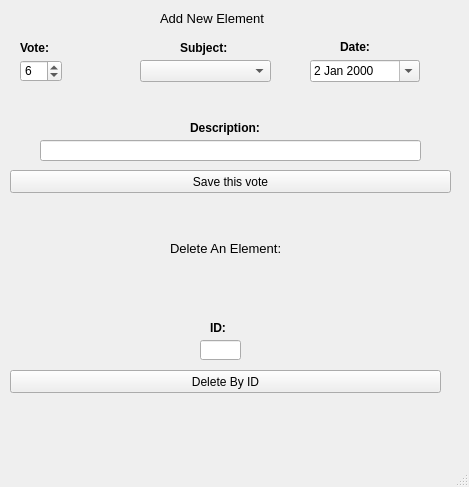
First picture: the form in addrecord.ui, repository ice-bit/registro, before the edit.
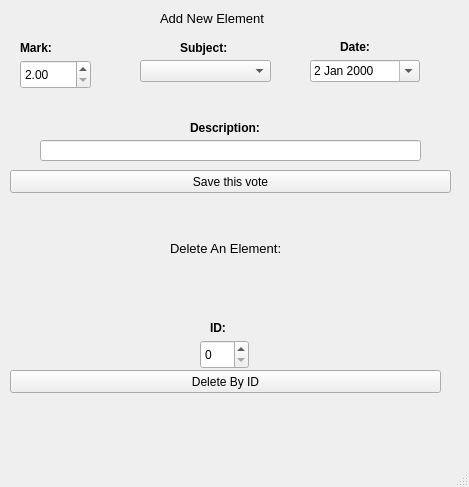
Second picture: the form after the edit. Icons and pictures are not drawn.

Diff of the .ui file:
```diff
--- a/addrecord.ui
+++ b/addrecord.ui
@@ -52,26 +52,7 @@
      </font>
     </property>
     <property name="text">
-     <string>Vote:</string>
-    </property>
-   </widget>
-   <widget class="QSpinBox" name="spnVote">
-    <property name="geometry">
-     <rect>
-      <x>20</x>
-      <y>60</y>
-      <width>42</width>
-      <height>22</height>
-     </rect>
-    </property>
-    <property name="minimum">
-     <number>2</number>
-    </property>
-    <property name="maximum">
-     <number>10</number>
-    </property>
-    <property name="value">
-     <number>6</number>
+     <string>Mark:</string>
     </property>
    </widget>
    <widget class="QLabel" name="label_3">
@@ -237,16 +218,6 @@
      <string>ID:</string>
     </property>
    </widget>
-   <widget class="QLineEdit" name="lnDelById">
-    <property name="geometry">
-     <rect>
-      <x>200</x>
-      <y>340</y>
-      <width>41</width>
-      <height>20</height>
-     </rect>
-    </property>
-   </widget>
    <widget class="QPushButton" name="btnDelRecord">
     <property name="geometry">
      <rect>
@@ -260,6 +231,35 @@
      <string>Delete By ID</string>
     </property>
    </widget>
+   <widget class="QDoubleSpinBox" name="spnMark">
+    <property name="geometry">
+     <rect>
+      <x>20</x>
+      <y>60</y>
+      <width>71</width>
+      <height>29</height>
+     </rect>
+    </property>
+    <property name="decimals">
+     <number>2</number>
+    </property>
+    <property name="minimum">
+     <double>2.000000000000000</double>
+    </property>
+    <property name="maximum">
+     <double>10.000000000000000</double>
+    </property>
+   </widget>
+   <widget class="QSpinBox" name="spnDelById">
+    <property name="geometry">
+     <rect>
+      <x>200</x>
+      <y>340</y>
+      <width>49</width>
+      <height>29</height>
+     </rect>
+    </property>
+   </widget>
   </widget>
   <widget class="QMenuBar" name="menubar">
    <property name="geometry">
```
